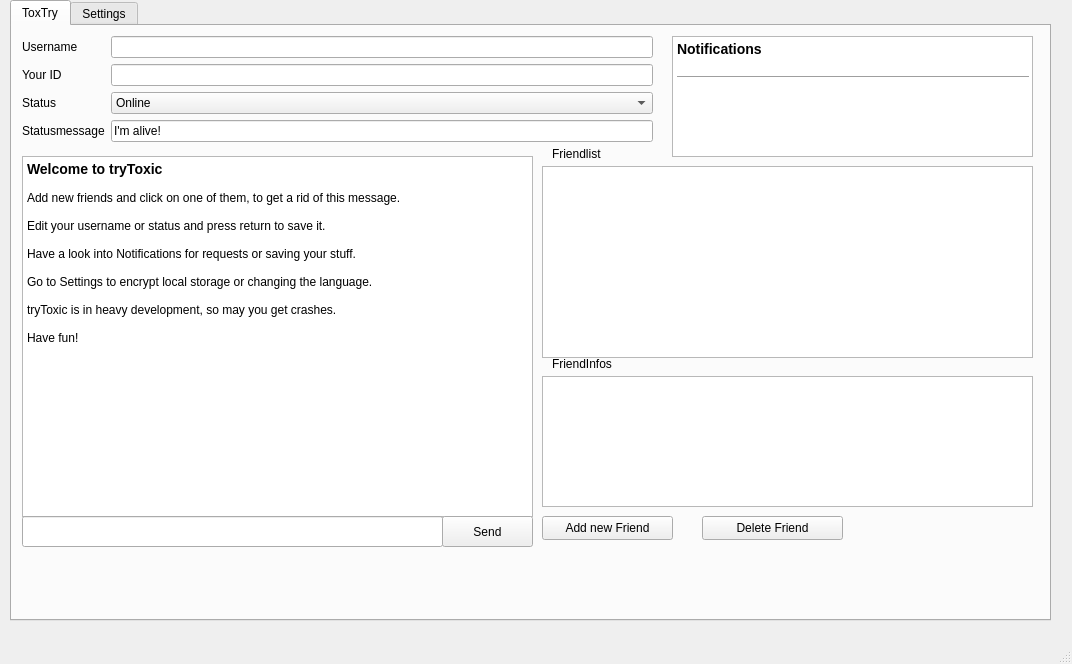
hersche/tryToxic, file ui/main.ui: the form before one commit.
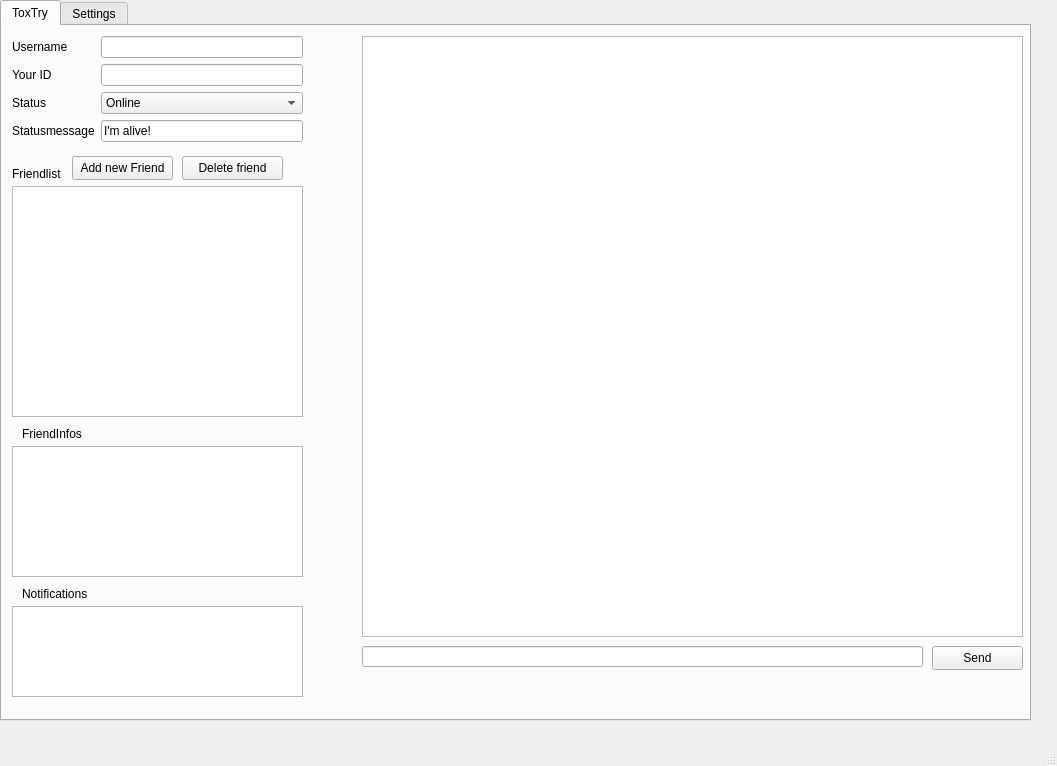
The form after the commit. Icons and pictures are not drawn.

Commit message: merge wont work as i want to. merged main.ui-changes from ProMcTagonist

Diff of the .ui file:
```diff
--- a/ui/main.ui
+++ b/ui/main.ui
@@ -6,8 +6,8 @@
    <rect>
     <x>0</x>
     <y>0</y>
-    <width>1072</width>
-    <height>664</height>
+    <width>1057</width>
+    <height>766</height>
    </rect>
   </property>
   <property name="windowTitle">
@@ -17,10 +17,10 @@
    <widget class="QTabWidget" name="mainTab">
     <property name="geometry">
      <rect>
-      <x>10</x>
+      <x>0</x>
       <y>0</y>
-      <width>1041</width>
-      <height>621</height>
+      <width>1031</width>
+      <height>721</height>
      </rect>
     </property>
     <property name="sizePolicy">
@@ -43,53 +43,39 @@
      <widget class="QTextEdit" name="toxTryChat">
       <property name="geometry">
        <rect>
-        <x>10</x>
-        <y>130</y>
-        <width>511</width>
-        <height>361</height>
+        <x>360</x>
+        <y>10</y>
+        <width>661</width>
+        <height>601</height>
        </rect>
       </property>
+      <property name="frameShape">
+       <enum>QFrame::StyledPanel</enum>
+      </property>
+      <property name="frameShadow">
+       <enum>QFrame::Sunken</enum>
+      </property>
       <property name="readOnly">
        <bool>true</bool>
       </property>
-      <property name="html">
-       <string>&lt;!DOCTYPE HTML PUBLIC &quot;-//W3C//DTD HTML 4.0//EN&quot; &quot;http://www.w3.org/TR/REC-html40/strict.dtd&quot;&gt;
-&lt;html&gt;&lt;head&gt;&lt;meta name=&quot;qrichtext&quot; content=&quot;1&quot; /&gt;&lt;style type=&quot;text/css&quot;&gt;
-p, li { white-space: pre-wrap; }
-&lt;/style&gt;&lt;/head&gt;&lt;body style=&quot; font-family:'Ubuntu'; font-size:9pt; font-weight:400; font-style:normal;&quot;&gt;
-&lt;p style=&quot; margin-top:0px; margin-bottom:0px; margin-left:0px; margin-right:0px; -qt-block-indent:0; text-indent:0px;&quot;&gt;&lt;span style=&quot; font-size:large; font-weight:600;&quot;&gt;Welcome to tryToxic&lt;/span&gt;&lt;/p&gt;
-&lt;p style=&quot;-qt-paragraph-type:empty; margin-top:0px; margin-bottom:0px; margin-left:0px; margin-right:0px; -qt-block-indent:0; text-indent:0px;&quot;&gt;&lt;br /&gt;&lt;/p&gt;
-&lt;p style=&quot; margin-top:0px; margin-bottom:0px; margin-left:0px; margin-right:0px; -qt-block-indent:0; text-indent:0px;&quot;&gt;Add new friends and click on one of them, to get a rid of this message.&lt;/p&gt;
-&lt;p style=&quot;-qt-paragraph-type:empty; margin-top:0px; margin-bottom:0px; margin-left:0px; margin-right:0px; -qt-block-indent:0; text-indent:0px;&quot;&gt;&lt;br /&gt;&lt;/p&gt;
-&lt;p style=&quot; margin-top:0px; margin-bottom:0px; margin-left:0px; margin-right:0px; -qt-block-indent:0; text-indent:0px;&quot;&gt;Edit your username or status and press return to save it.&lt;/p&gt;
-&lt;p style=&quot;-qt-paragraph-type:empty; margin-top:0px; margin-bottom:0px; margin-left:0px; margin-right:0px; -qt-block-indent:0; text-indent:0px;&quot;&gt;&lt;br /&gt;&lt;/p&gt;
-&lt;p style=&quot; margin-top:0px; margin-bottom:0px; margin-left:0px; margin-right:0px; -qt-block-indent:0; text-indent:0px;&quot;&gt;Have a look into Notifications for requests or saving your stuff.&lt;/p&gt;
-&lt;p style=&quot;-qt-paragraph-type:empty; margin-top:0px; margin-bottom:0px; margin-left:0px; margin-right:0px; -qt-block-indent:0; text-indent:0px;&quot;&gt;&lt;br /&gt;&lt;/p&gt;
-&lt;p style=&quot; margin-top:0px; margin-bottom:0px; margin-left:0px; margin-right:0px; -qt-block-indent:0; text-indent:0px;&quot;&gt;Go to Settings to encrypt local storage or changing the language.&lt;/p&gt;
-&lt;p style=&quot;-qt-paragraph-type:empty; margin-top:0px; margin-bottom:0px; margin-left:0px; margin-right:0px; -qt-block-indent:0; text-indent:0px;&quot;&gt;&lt;br /&gt;&lt;/p&gt;
-&lt;p style=&quot; margin-top:0px; margin-bottom:0px; margin-left:0px; margin-right:0px; -qt-block-indent:0; text-indent:0px;&quot;&gt;tryToxic is in heavy development, so may you get crashes.&lt;/p&gt;
-&lt;p style=&quot;-qt-paragraph-type:empty; margin-top:0px; margin-bottom:0px; margin-left:0px; margin-right:0px; -qt-block-indent:0; text-indent:0px;&quot;&gt;&lt;br /&gt;&lt;/p&gt;
-&lt;p style=&quot; margin-top:0px; margin-bottom:0px; margin-left:0px; margin-right:0px; -qt-block-indent:0; text-indent:0px;&quot;&gt;Have fun!&lt;/p&gt;
-&lt;p style=&quot;-qt-paragraph-type:empty; margin-top:0px; margin-bottom:0px; margin-left:0px; margin-right:0px; -qt-block-indent:0; text-indent:0px;&quot;&gt;&lt;br /&gt;&lt;/p&gt;&lt;/body&gt;&lt;/html&gt;</string>
-      </property>
      </widget>
      <widget class="QLineEdit" name="toxTrySendText">
       <property name="geometry">
        <rect>
-        <x>10</x>
-        <y>490</y>
-        <width>421</width>
-        <height>31</height>
+        <x>360</x>
+        <y>620</y>
+        <width>561</width>
+        <height>21</height>
        </rect>
       </property>
      </widget>
      <widget class="QPushButton" name="toxTrySendButton">
       <property name="geometry">
        <rect>
-        <x>430</x>
-        <y>490</y>
+        <x>930</x>
+        <y>620</y>
         <width>91</width>
-        <height>31</height>
+        <height>24</height>
        </rect>
       </property>
       <property name="text">
@@ -99,10 +85,10 @@
      <widget class="QListWidget" name="toxTryFriends">
       <property name="geometry">
        <rect>
-        <x>530</x>
-        <y>140</y>
-        <width>491</width>
-        <height>192</height>
+        <x>10</x>
+        <y>160</y>
+        <width>291</width>
+        <height>231</height>
        </rect>
       </property>
      </widget>
@@ -111,7 +97,7 @@
        <rect>
         <x>10</x>
         <y>10</y>
-        <width>631</width>
+        <width>291</width>
         <height>107</height>
        </rect>
       </property>
@@ -181,8 +167,8 @@
      <widget class="QLabel" name="label_44">
       <property name="geometry">
        <rect>
-        <x>540</x>
-        <y>120</y>
+        <x>10</x>
+        <y>140</y>
         <width>101</width>
         <height>16</height>
        </rect>
@@ -194,8 +180,8 @@
      <widget class="QLabel" name="label_45">
       <property name="geometry">
        <rect>
-        <x>540</x>
-        <y>330</y>
+        <x>20</x>
+        <y>400</y>
         <width>111</width>
         <height>16</height>
        </rect>
@@ -207,9 +193,9 @@
      <widget class="QTextEdit" name="toxTryFriendInfos">
       <property name="geometry">
        <rect>
-        <x>530</x>
-        <y>350</y>
-        <width>491</width>
+        <x>10</x>
+        <y>420</y>
+        <width>291</width>
         <height>131</height>
        </rect>
       </property>
@@ -226,10 +212,10 @@
      <widget class="QTextEdit" name="toxTryNotifications">
       <property name="geometry">
        <rect>
-        <x>660</x>
-        <y>10</y>
-        <width>361</width>
-        <height>121</height>
+        <x>10</x>
+        <y>580</y>
+        <width>291</width>
+        <height>91</height>
        </rect>
       </property>
       <property name="documentTitle">
@@ -246,17 +232,41 @@
 &lt;html&gt;&lt;head&gt;&lt;meta name=&quot;qrichtext&quot; content=&quot;1&quot; /&gt;&lt;style type=&quot;text/css&quot;&gt;
 p, li { white-space: pre-wrap; }
 &lt;/style&gt;&lt;/head&gt;&lt;body style=&quot; font-family:'Ubuntu'; font-size:9pt; font-weight:400; font-style:normal;&quot;&gt;
-&lt;p style=&quot; margin-top:14px; margin-bottom:12px; margin-left:0px; margin-right:0px; -qt-block-indent:0; text-indent:0px;&quot;&gt;&lt;span style=&quot; font-size:large; font-weight:600;&quot;&gt;Notifications&lt;/span&gt;&lt;/p&gt;
-&lt;hr /&gt;
-&lt;p style=&quot;-qt-paragraph-type:empty; margin-top:0px; margin-bottom:0px; margin-left:0px; margin-right:0px; -qt-block-indent:0; text-indent:0px;&quot;&gt;&lt;br /&gt;&lt;/p&gt;&lt;/body&gt;&lt;/html&gt;</string>
+&lt;p style=&quot;-qt-paragraph-type:empty; margin-top:0px; margin-bottom:0px; margin-left:0px; margin-right:0px; -qt-block-indent:0; text-indent:0px; font-family:'Sans Serif';&quot;&gt;&lt;br /&gt;&lt;/p&gt;&lt;/body&gt;&lt;/html&gt;</string>
+      </property>
+     </widget>
+     <widget class="QPushButton" name="toxTryDeleteFriend">
+      <property name="geometry">
+       <rect>
+        <x>180</x>
+        <y>130</y>
+        <width>101</width>
+        <height>24</height>
+       </rect>
+      </property>
+      <property name="text">
+       <string>Delete friend</string>
+      </property>
+     </widget>
+     <widget class="QLabel" name="label_47">
+      <property name="geometry">
+       <rect>
+        <x>20</x>
+        <y>560</y>
+        <width>111</width>
+        <height>16</height>
+       </rect>
+      </property>
+      <property name="text">
+       <string>Notifications</string>
       </property>
      </widget>
      <widget class="QPushButton" name="toxTryNewFriendRequest">
       <property name="geometry">
        <rect>
-        <x>530</x>
-        <y>490</y>
-        <width>131</width>
+        <x>70</x>
+        <y>130</y>
+        <width>101</width>
         <height>24</height>
        </rect>
       </property>
@@ -264,19 +274,6 @@
        <string>Add new Friend</string>
       </property>
      </widget>
-     <widget class="QPushButton" name="toxTryDeleteFriend">
-      <property name="geometry">
-       <rect>
-        <x>690</x>
-        <y>490</y>
-        <width>141</width>
-        <height>24</height>
-       </rect>
-      </property>
-      <property name="text">
-       <string>Delete Friend</string>
-      </property>
-     </widget>
     </widget>
     <widget class="QWidget" name="settings">
      <attribute name="title">
```
Left out of the diff: 10 changed lines with no effect on the pictures. The commit also changes 1 other file.
